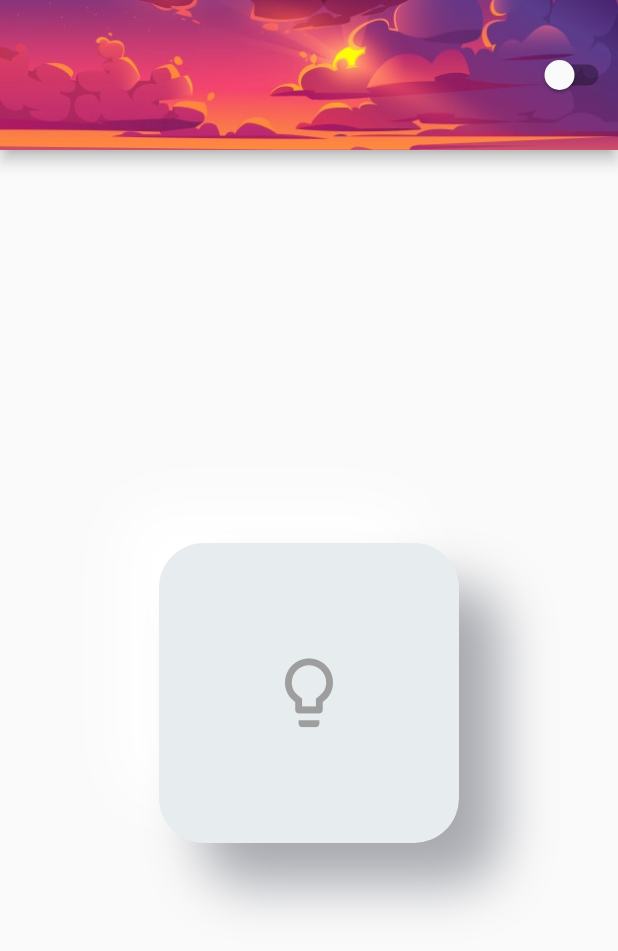
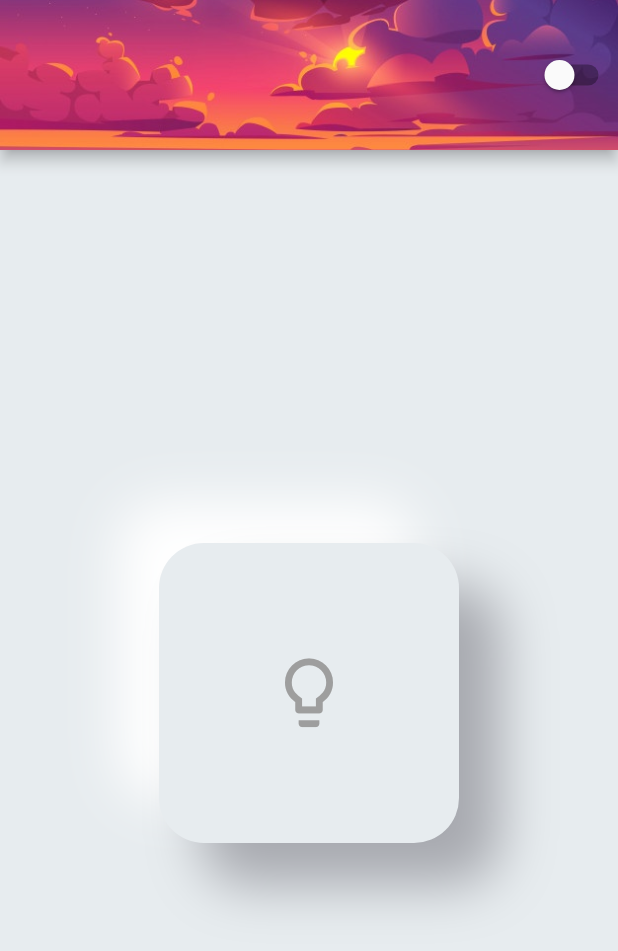
Before and after one commit to ZaunSupremoXV/iot, a Flutter app: the HomePage screen opened directly, on a phone screen of 412 x 824 dp. Shown: the top 951 px of the screen. Run offline on Flutter 3.47's test engine with Material 2 defaults, Android fonts, the phone set to English and light mode, and no system bars; our stand-ins replace dio, flutter_inset_box_shadow, font_awesome_flutter, google_fonts, shared_preferences; accounts and stored records are empty.

Commit message:
Erick 300320221725

```diff
--- a/consume_api/lib/app/app_theme.dart
+++ b/consume_api/lib/app/app_theme.dart
@@ -27,4 +27,9 @@ class AppTheme {
 
   static const primaryColorDark = Colors.blue;
   static const primaryColorLight = Color(0xFFF27244);
+
+  static const shadow1Light = Colors.white;
+  static const shadow2Light = Color(0xFFA7A9AF);
+  static const shadow1Dark = Color(0xFF35393F);
+  static const shadow2Dark = Color.fromARGB(255, 19, 29, 23);
 }
--- a/consume_api/lib/app/pages/home/home_page.dart
+++ b/consume_api/lib/app/pages/home/home_page.dart
@@ -1,3 +1,4 @@
+import 'package:consume_api/app/app_theme.dart';
 import 'package:consume_api/app/models/device_model.dart';
 import 'package:flutter/material.dart' hide BoxDecoration, BoxShadow;
 import 'package:flutter_inset_box_shadow/flutter_inset_box_shadow.dart';
@@ -31,13 +32,14 @@ class _HomePageState extends State<HomePage> {
 
   @override
   Widget build(BuildContext context) {
-    const backgroundColor = Color(0xFFE7ECEF);
     Offset distance = isPressed ? const Offset(10, 10) : const Offset(28, 28);
     double blur = isPressed ? 5.0 : 30.0;
     return ValueListenableBuilder<bool>(
       valueListenable: AppController.instance.themeSwitch,
       builder: (context, isDark, child) {
         return Scaffold(
+          backgroundColor:
+              isDark ? const Color(0xFF2E3239) : const Color(0xFFE7ECEF),
           appBar: AppBar(
             toolbarHeight: 100,
             flexibleSpace: Image.asset(
@@ -65,18 +67,22 @@ class _HomePageState extends State<HomePage> {
                 duration: const Duration(milliseconds: 100),
                 decoration: BoxDecoration(
                   borderRadius: BorderRadius.circular(30),
-                  color: backgroundColor,
+                  color: isDark
+                      ? const Color(0xFF2E3239)
+                      : const Color(0xFFE7ECEF),
                   boxShadow: [
                     BoxShadow(
                       blurRadius: blur,
                       offset: -distance,
-                      color: Colors.white,
+                      color:
+                          isDark ? AppTheme.shadow1Dark : AppTheme.shadow1Light,
                       inset: isPressed,
                     ),
                     BoxShadow(
                       blurRadius: blur,
                       offset: distance,
-                      color: const Color(0xFFA7A9AF),
+                      color:
+                          isDark ? AppTheme.shadow2Dark : AppTheme.shadow2Light,
                       inset: isPressed,
                     ),
                   ],
@@ -88,7 +94,7 @@ class _HomePageState extends State<HomePage> {
                       ? const Icon(
                           Icons.lightbulb_outline,
                           size: 55,
-                          color: Colors.yellow,
+                          color: Color.fromARGB(255, 28, 216, 197),
                         )
                       : const Icon(
                           Icons.lightbulb_outline,
```
